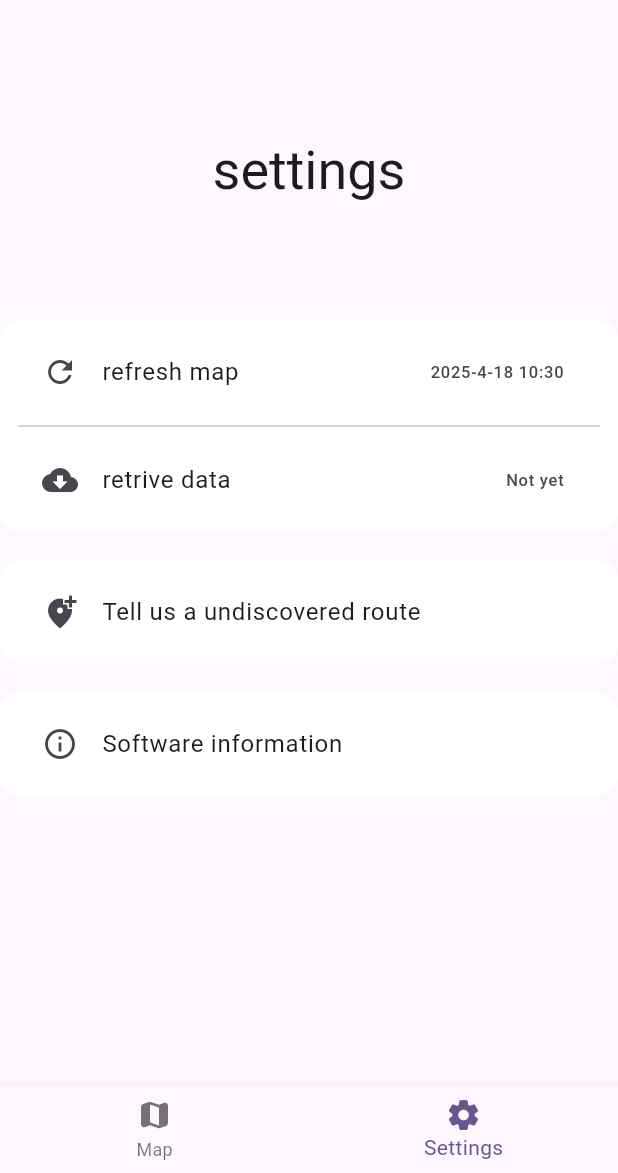
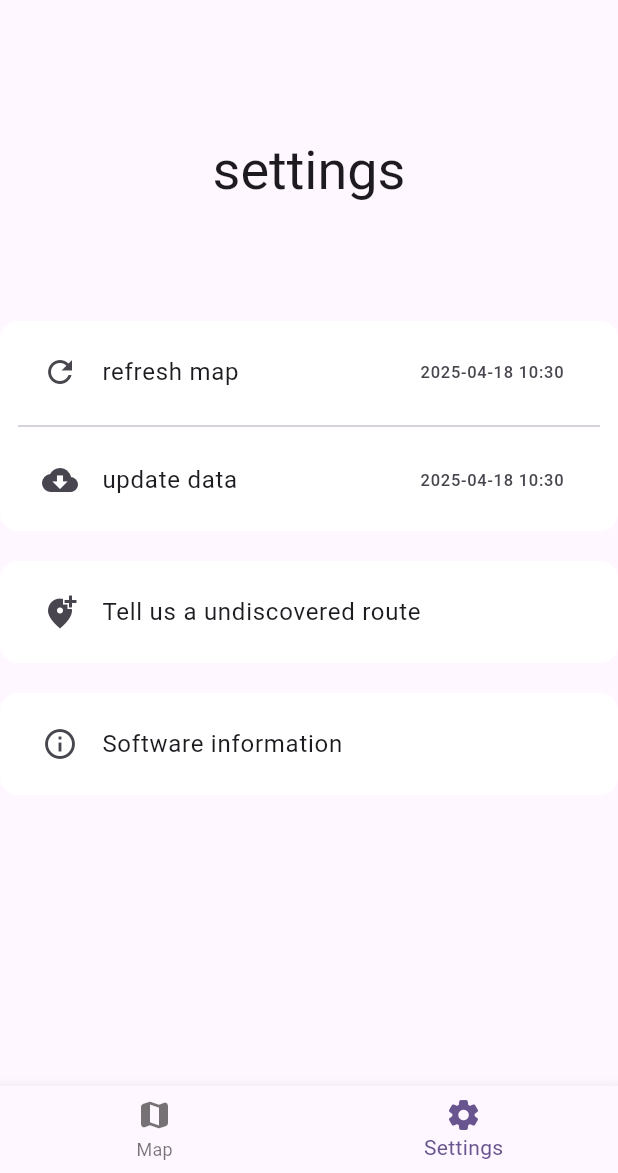
Before and after one commit to blakejjia/WatMap, a Flutter app: the screen it shows after launch, item 2 of the bottom bar chosen, after a tap on "refresh map", on a phone screen of 412 x 824 dp, the part 63-1236 px from its top. Run offline on Flutter 3.47's test engine with Material 3 defaults, Android fonts, the phone set to English and light mode, and no system bars; our stand-ins replace bloc, drift, drift_flutter, flutter_bloc, flutter_dotenv, fluttertoast and 4 more; accounts and stored records are empty; generated files the repository leaves out were written again.

Commit message:
Fixed known issues
- added db building guard. guard from closing and built fault
- changed new usr logic, make it depends on newUsr in settings bloc

```diff
--- a/lib/backend/services/pour_db.dart
+++ b/lib/backend/services/pour_db.dart
@@ -1,4 +1,5 @@
 import 'package:drift/drift.dart';
+import 'package:flutter/material.dart';
 import 'package:watmap/backend/model/base/path_raw.dart';
 import 'package:watmap/backend/services/SupaService.dart';
 import 'package:fluttertoast/fluttertoast.dart';
@@ -11,7 +12,6 @@ import '../repositories/location.dart';
 import '../repositories/path.dart';
 
 Future<bool> pourDb() async {
-  Fluttertoast.showToast(msg: "building db, this may take a while");
   await getIt<BuildingRepository>().destroyAllBuildings();
   await getIt<LocationRepository>().destroyAllLocations();
   await getIt<PathRepository>().destroyAllPaths();
@@ -126,7 +126,6 @@ Future<bool> pourDb() async {
     print(stack);
     return false;
   }
-  Fluttertoast.showToast(msg: "db built, enjoy~");
   return true;
 }
 
--- a/lib/frontend/pages/HomePage.dart
+++ b/lib/frontend/pages/HomePage.dart
@@ -1,5 +1,7 @@
 import 'package:flutter/material.dart';
+import 'package:flutter_bloc/flutter_bloc.dart';
 import 'package:watmap/frontend/pages/map_page/map_page.dart';
+import 'package:watmap/frontend/pages/settings_page/Bloc/settings_bloc.dart';
 import 'package:watmap/frontend/pages/settings_page/settings_page.dart';
 
 class Homepage extends StatefulWidget {
@@ -24,7 +26,21 @@ class _HomepageState extends State<Homepage> {
   Widget build(BuildContext context) {
     return Scaffold(
       appBar: AppBar(title: const Text('WATMAP')),
-      body: _pages[_selectedIndex],
+      body: BlocListener<SettingsBloc, SettingsState>(
+        // listen for db status, to tell use
+        listener: (context, state) {
+          if (state.isBuilt == false) {
+            ScaffoldMessenger.of(context).hideCurrentSnackBar();
+            ScaffoldMessenger.of(context).showSnackBar(
+              SnackBar(
+                content: Text(state.lastMapRefreshTime),
+                duration: Duration(seconds: 2),
+              ),
+            );
+          }
+        },
+        child: _pages[_selectedIndex],
+      ),
       bottomNavigationBar: BottomNavigationBar(
         items: const <BottomNavigationBarItem>[
           BottomNavigationBarItem(icon: Icon(Icons.map_rounded), label: 'Map'),
--- a/lib/frontend/pages/map_page/map_page.dart
+++ b/lib/frontend/pages/map_page/map_page.dart
@@ -27,7 +27,7 @@ class MapPage extends StatelessWidget {
   Widget build(BuildContext context) {
     return BlocBuilder<SettingsBloc, SettingsState>(
       builder: (context, state) {
-        if (state.lastMapRefreshTime == NEWUSER) {
+        if (state.newUsr) {
           return const WelcomeView();
         } else {
           return const NormalMapView();
--- a/lib/frontend/pages/map_page/views/welcome.dart
+++ b/lib/frontend/pages/map_page/views/welcome.dart
@@ -51,7 +51,7 @@ class _WelcomeViewState extends State<WelcomeView> {
                     "Grant location access to unlock the full potential of WatMap and start your journey today.",
                 button: ElevatedButton(
                   onPressed: () {
-                    getIt<SettingsBloc>().add(RetriveDataEvent());
+                    context.read<SettingsBloc>().add(NotNewUsr());
                   },
                   child: Text("getStarted"),
                 ),
--- a/lib/frontend/pages/settings_page/Bloc/settings_bloc.dart
+++ b/lib/frontend/pages/settings_page/Bloc/settings_bloc.dart
@@ -7,34 +7,67 @@ part 'settings_event.dart';
 part 'settings_state.dart';
 
 const String NEWUSER = 'Not yet';
+const String ERROR = 'error occurred';
+const String SUCCESS = 'db built, enjoy~';
+const String BUILDING = 'building db... takes';
 
 class SettingsBloc extends HydratedBloc<SettingsEvent, SettingsState> {
   SettingsBloc()
       : super(
     SettingsState(
       lastMapRefreshTime: NEWUSER,
-          lastServerRetriveTime: NEWUSER,
+      lastUpdateTime: NEWUSER,
+      isBuilt: false,
+      newUsr: true,
     ),
   ) {
-    on<RefreshMapEvent>((event, emit) async {
+    on<RefreshMapEvent>(_onRefreshMap);
+    on<UpdateDataEvent>(_onUpdateData);
+    on<NotNewUsr>(_noNotNewUser);
+    if(state.isBuilt == false) {
+      // user killed while building
+      emit(state.copyWith(isBuilt: true));
+      add(UpdateDataEvent());
+    }
+  }
+
+  Future<void> _onRefreshMap(RefreshMapEvent event, Emitter<SettingsState> emit) async {
+    if (state.isBuilt == false) return;
     getIt<MapBloc>().add(MapLoad());
     emit(state.copyWith(lastMapRefreshTime: _now()));
-    });
-    on<RetriveDataEvent>((event, emit) async {
-      emit(
-        state.copyWith(
-          lastServerRetriveTime: 'building db...',
-          lastMapRefreshTime: 'building db...',
-        ),
-      );
+  }
+
+  Future<void> _onUpdateData(UpdateDataEvent event, Emitter<SettingsState> emit) async {
+    if (state.isBuilt == false) return;
+    emit(state.copyWith(isBuilt: false));
+    _buildingTicker(emit);
     bool isSuccess = await pourDb();
+
+    if (isSuccess == true) {
+      emit(state.copyWith(lastUpdateTime: SUCCESS, lastMapRefreshTime: SUCCESS));
       add(RefreshMapEvent());
-      if (isSuccess) {
-        emit(state.copyWith(lastServerRetriveTime: _now()));
+      emit(state.copyWith(lastUpdateTime: _now()));
     } else {
-        emit(state.copyWith(lastServerRetriveTime: 'error occured'));
+      emit(state.copyWith(lastUpdateTime: ERROR, lastMapRefreshTime: ERROR));
     }
-    });
+    emit(state.copyWith(isBuilt: true));
+  }
+
+  Future<void> _noNotNewUser(NotNewUsr event, Emitter<SettingsState> emit) async {
+    emit(state.copyWith(newUsr: false));
+  }
+
+  Future<void> _buildingTicker(Emitter<SettingsState> emit) async {
+    int counter = 0;
+    while (state.isBuilt == false) {
+      counter++;
+      emit(state.copyWith(
+        lastUpdateTime: "$BUILDING $counter s",
+        lastMapRefreshTime: "$BUILDING $counter s",
+      ));
+      await Future.delayed(const Duration(seconds: 1));
+    }
+    return;
   }
 
   @override
@@ -58,5 +91,6 @@ class SettingsBloc extends HydratedBloc<SettingsEvent, SettingsState> {
 
 String _now() {
   final now = DateTime.now();
-  return '${now.year}-${now.month}-${now.day} ${now.hour}:${now.minute}';
+  return '${now.year}-${now.month.toString().padLeft(2, '0')}-${now.day.toString().padLeft(2, '0')} '
+      '${now.hour.toString().padLeft(2, '0')}:${now.minute.toString().padLeft(2, '0')}';
 }
--- a/lib/frontend/pages/settings_page/Bloc/settings_event.dart
+++ b/lib/frontend/pages/settings_page/Bloc/settings_event.dart
@@ -2,6 +2,8 @@ part of 'settings_bloc.dart';
 
 sealed class SettingsEvent {}
 
-class RetriveDataEvent extends SettingsEvent {}
+class UpdateDataEvent extends SettingsEvent {}
 
 class RefreshMapEvent extends SettingsEvent {}
+
+class NotNewUsr extends SettingsEvent {}
--- a/lib/frontend/pages/settings_page/Bloc/settings_state.dart
+++ b/lib/frontend/pages/settings_page/Bloc/settings_state.dart
@@ -2,35 +2,46 @@ part of 'settings_bloc.dart';
 
 class SettingsState {
   final String lastMapRefreshTime;
-  final String lastServerRetriveTime;
+  final String lastUpdateTime;
+  final bool isBuilt;
+  final bool newUsr;
 
   SettingsState({
     required this.lastMapRefreshTime,
-    required this.lastServerRetriveTime,
+    required this.lastUpdateTime,
+    required this.isBuilt,
+    required this.newUsr,
   });
 
   factory SettingsState.fromMap(Map<String, dynamic> map) {
     return SettingsState(
-      lastMapRefreshTime: map['LastMapRefreshTime'] ?? '',
-      lastServerRetriveTime: map['lastServerRetriveTime'] ?? '',
+      lastMapRefreshTime: map['LastMapRefreshTime']?.toString() ?? '',
+      lastUpdateTime: map['lastUpdateTime']?.toString() ?? '',
+      isBuilt: map['isBuilt'] as bool? ?? false,
+      newUsr: map['newUsr'] as bool? ?? true,
     );
   }
 
   Map<String, dynamic> toMap() {
     return {
       'LastMapRefreshTime': lastMapRefreshTime,
-      'lastServerRetriveTime': lastServerRetriveTime,
+      'lastUpdateTime': lastUpdateTime,
+      'isBuilt': isBuilt,
+      'newUsr': newUsr,
     };
   }
 
   SettingsState copyWith({
     String? lastMapRefreshTime,
-    String? lastServerRetriveTime,
+    String? lastUpdateTime,
+    bool? isBuilt,
+    bool? newUsr,
   }) {
     return SettingsState(
       lastMapRefreshTime: lastMapRefreshTime ?? this.lastMapRefreshTime,
-      lastServerRetriveTime:
-          lastServerRetriveTime ?? this.lastServerRetriveTime,
+      lastUpdateTime: lastUpdateTime ?? this.lastUpdateTime,
+      isBuilt: isBuilt ?? this.isBuilt,
+      newUsr: newUsr ?? this.newUsr,
     );
   }
 }
--- a/lib/frontend/pages/settings_page/settings_page.dart
+++ b/lib/frontend/pages/settings_page/settings_page.dart
@@ -40,10 +40,10 @@ class SettingsPage extends StatelessWidget {
                 ),
                 ListTile(
                   leading: Icon(Icons.cloud_download),
-                  title: Text("retrive data"),
-                  trailing: Text(state.lastServerRetriveTime),
+                  title: Text("update data"),
+                  trailing: Text(state.lastUpdateTime),
                   onTap: () {
-                    context.read<SettingsBloc>().add(RetriveDataEvent());
+                    context.read<SettingsBloc>().add(UpdateDataEvent());
                   },
                 ),
               ],
--- a/lib/main.dart
+++ b/lib/main.dart
@@ -64,10 +64,20 @@ class MyApp extends StatelessWidget {
       ],
       child: MaterialApp(
         title: 'WatMap',
-        debugShowCheckedModeBanner: false,
         theme: ThemeData(
           colorScheme: ColorScheme.fromSeed(seedColor: Colors.deepPurple),
+          snackBarTheme: SnackBarThemeData(
+            backgroundColor: Theme.of(context).colorScheme.secondaryContainer,
+            behavior: SnackBarBehavior.floating,
+            elevation: 10,
+            shape: RoundedRectangleBorder(
+              borderRadius: BorderRadius.circular(16),
+            ),
+            contentTextStyle: TextStyle(color: Theme.of(context).colorScheme.onSecondaryContainer, fontSize: 15),
+          ),
+
         ),
+        debugShowCheckedModeBanner: false,
         home: const Homepage(),
       ),
     );
```
Lines whose indentation alone changed are shown as unchanged.
